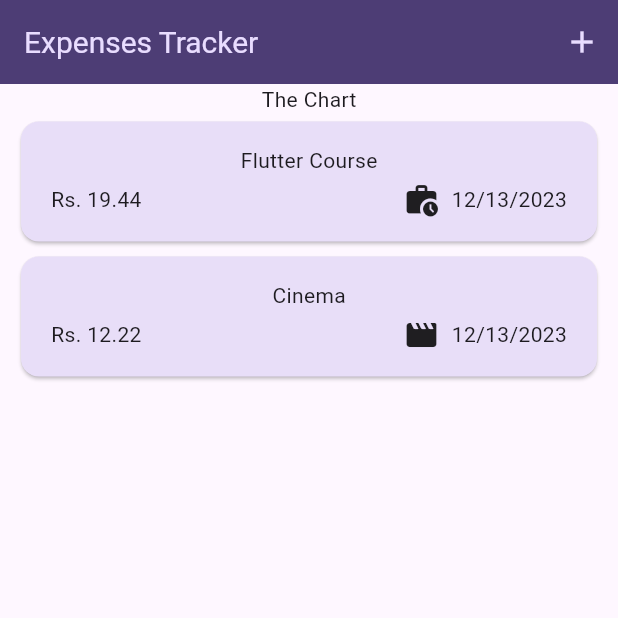
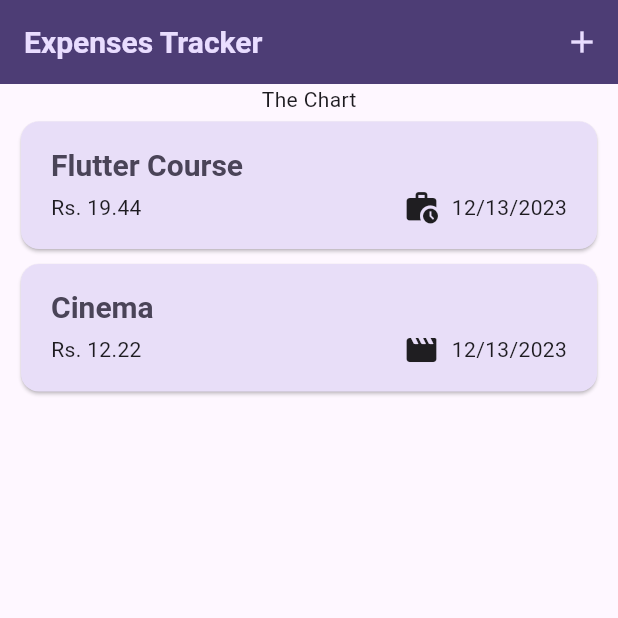
Before and after one commit to rn-byte/Expense-Tracker, a Flutter app: the screen it shows after launch, on a phone screen of 412 x 824 dp, the top half of it. Run offline on Flutter 3.47's test engine with Material 3 defaults, Android fonts, the phone set to English and light mode, and no system bars.

```diff
--- a/lib/models/widgets/expenses_list/expense_item.dart
+++ b/lib/models/widgets/expenses_list/expense_item.dart
@@ -20,8 +20,12 @@ class ExpenseItem extends StatelessWidget {
           vertical: 16,
         ),
         child: Column(
+          crossAxisAlignment: CrossAxisAlignment.start,
           children: [
-            Text(expense.title),
+            Text(
+              expense.title,
+              style: Theme.of(context).textTheme.titleLarge,
+            ),
             const SizedBox(
               height: 4,
             ),
--- a/lib/models/widgets/expenses_list/expenses_list.dart
+++ b/lib/models/widgets/expenses_list/expenses_list.dart
@@ -20,6 +20,12 @@ class ExpensesList extends StatelessWidget {
       // 'Dismissible' which we can wrap around list items that should
       // be swipeable or that should be dismissible
       itemBuilder: ((context, index) => Dismissible(
+            background: Container(
+              color: Theme.of(context).colorScheme.error.withOpacity(0.75),
+              margin: EdgeInsets.symmetric(
+                horizontal: Theme.of(context).cardTheme.margin!.horizontal,
+              ),
+            ),
             onDismissed: (direction) {
               onRemoveExpense(expenses[index]);
             },
```
Also changed, not shown: lib/main.dart (+24 -1 lines).
